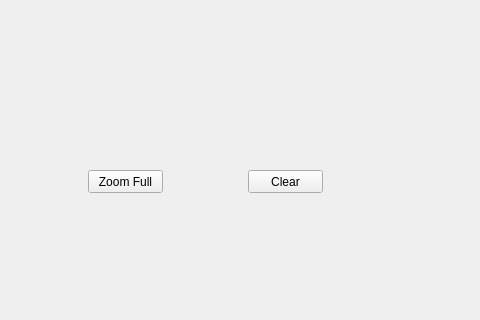
FedorBel/graph-plotter, file mainwindow.ui: the form before one commit; both pictures show x 92 to 572 and y 280 to 600 of the 800 by 600 pixel window.
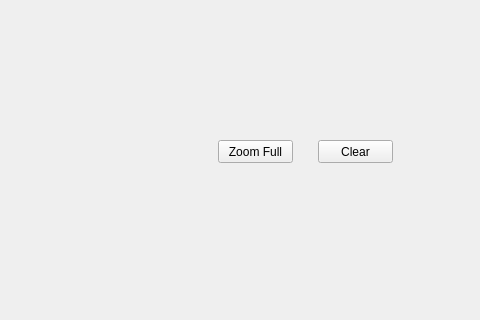
The form after the commit. Custom widgets are drawn as their Qt base class.

Commit message: enabled interaction with graph

The edit to the form file:
```diff
--- a/mainwindow.ui
+++ b/mainwindow.ui
@@ -17,18 +17,18 @@
    <widget class="QCustomPlot" name="plot" native="true">
     <property name="geometry">
      <rect>
-      <x>20</x>
-      <y>20</y>
-      <width>751</width>
-      <height>381</height>
+      <x>70</x>
+      <y>70</y>
+      <width>661</width>
+      <height>331</height>
      </rect>
     </property>
    </widget>
    <widget class="QPushButton" name="btn_clear">
     <property name="geometry">
      <rect>
-      <x>340</x>
-      <y>450</y>
+      <x>410</x>
+      <y>420</y>
       <width>75</width>
       <height>23</height>
      </rect>
@@ -40,8 +40,8 @@
    <widget class="QPushButton" name="btn_zoomFull">
     <property name="geometry">
      <rect>
-      <x>180</x>
-      <y>450</y>
+      <x>310</x>
+      <y>420</y>
       <width>75</width>
       <height>23</height>
      </rect>
```
Left out of the diff: 2 changed lines with no effect on the pictures. The commit also changes 1 other file.
